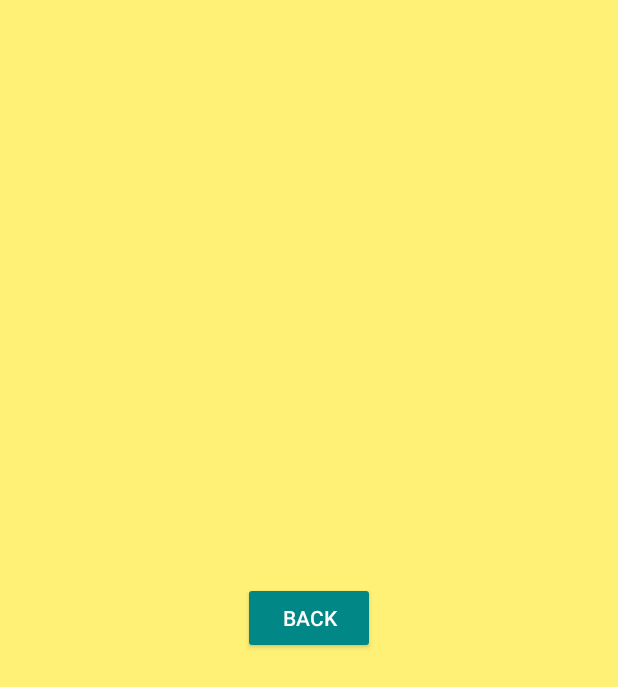
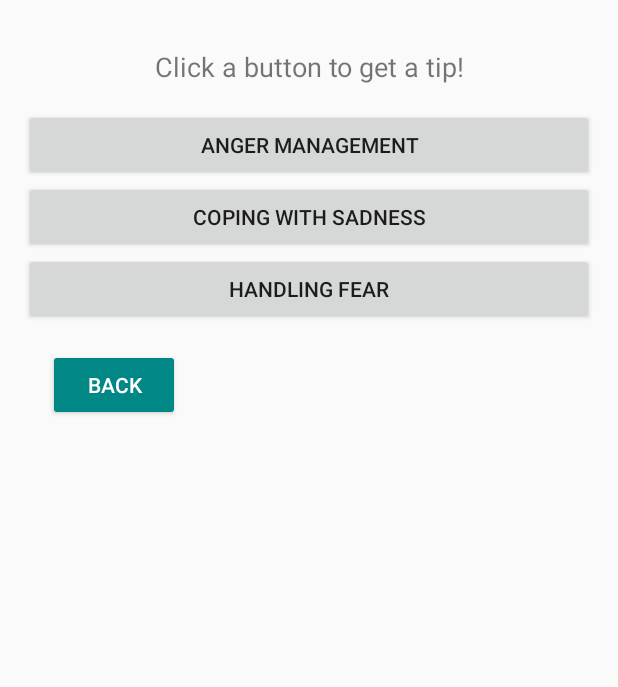
Before and after one commit to noeliarozado/FeelingsExplorer, an Android app built with Jetpack Compose: the EmotionTipsActivity screen opened directly, with no data from a screen before it, on a phone screen of 412 x 824 dp. Shown: the top 687 px of the screen. Run offline under Robolectric (Android 15) with nearby library versions, the phone set to English and light mode, and no system bars.

Commit message:
Create Emotion regulation tips Activity

```diff
--- a/app/src/main/java/com/example/feelingsexplorer/EmotionTipsActivity.kt
+++ b/app/src/main/java/com/example/feelingsexplorer/EmotionTipsActivity.kt
@@ -3,6 +3,7 @@ package com.example.feelingsexplorer
 import android.annotation.SuppressLint
 import android.os.Bundle
 import android.widget.Button
+import android.widget.TextView
 import androidx.activity.enableEdgeToEdge
 import androidx.appcompat.app.AppCompatActivity
 import androidx.core.view.ViewCompat
@@ -15,6 +16,20 @@ class EmotionTipsActivity : AppCompatActivity() {
         super.onCreate(savedInstanceState)
         setContentView(R.layout.activity_emotion_tips)
 
+        val txtTip = findViewById<TextView>(R.id.txtEmotionTip)
+
+        findViewById<Button>(R.id.btnAnger).setOnClickListener {
+            txtTip.text = "😡 When you feel angry, take deep breaths and count to 10 before reacting."
+        }
+
+        findViewById<Button>(R.id.btnSadness).setOnClickListener {
+            txtTip.text = "😢 Feeling sad? Talk to someone you trust and do something you enjoy!"
+        }
+
+        findViewById<Button>(R.id.btnFear).setOnClickListener {
+            txtTip.text = "😨 Scared? Close your eyes, take deep breaths, and remind yourself that you're safe."
+        }
+
         val btnBack = findViewById<Button>(R.id.btnBack)
         btnBack.setOnClickListener {
             finish()
--- a/app/src/main/res/layout/activity_emotion_tips.xml
+++ b/app/src/main/res/layout/activity_emotion_tips.xml
@@ -1,12 +1,36 @@
-<?xml version="1.0" encoding="utf-8"?>
 <LinearLayout
     xmlns:android="http://schemas.android.com/apk/res/android"
     android:layout_width="match_parent"
     android:layout_height="match_parent"
     android:orientation="vertical"
-    android:gravity="center"
-    android:padding="20dp"
-    android:background="#FFF176">
+    android:padding="16dp">
+
+    <TextView
+        android:id="@+id/txtEmotionTip"
+        android:layout_width="match_parent"
+        android:layout_height="wrap_content"
+        android:text="Click a button to get a tip!"
+        android:textSize="18sp"
+        android:gravity="center"
+        android:padding="16dp"/>
+
+    <Button
+        android:id="@+id/btnAnger"
+        android:layout_width="match_parent"
+        android:layout_height="wrap_content"
+        android:text="Anger Management"/>
+
+    <Button
+        android:id="@+id/btnSadness"
+        android:layout_width="match_parent"
+        android:layout_height="wrap_content"
+        android:text="Coping with Sadness"/>
+
+    <Button
+        android:id="@+id/btnFear"
+        android:layout_width="match_parent"
+        android:layout_height="wrap_content"
+        android:text="Handling Fear"/>
 
     <Button
         android:id="@+id/btnBack"
```
